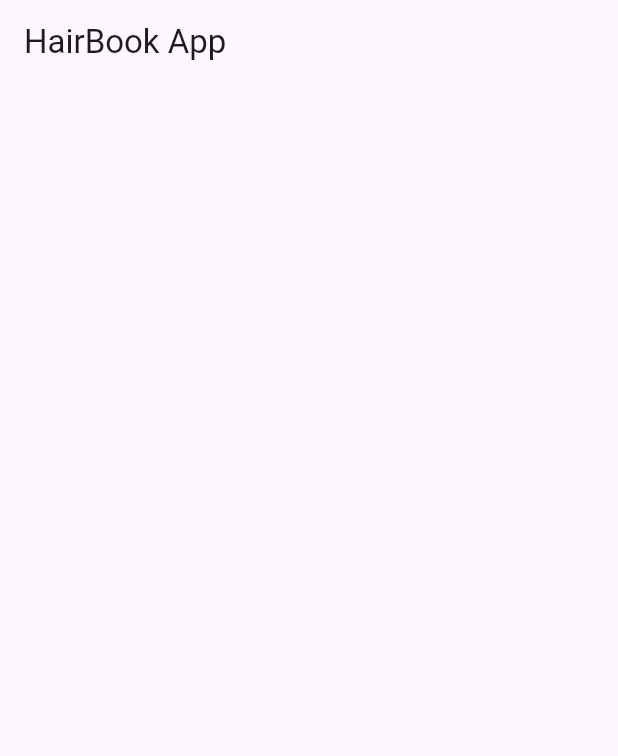
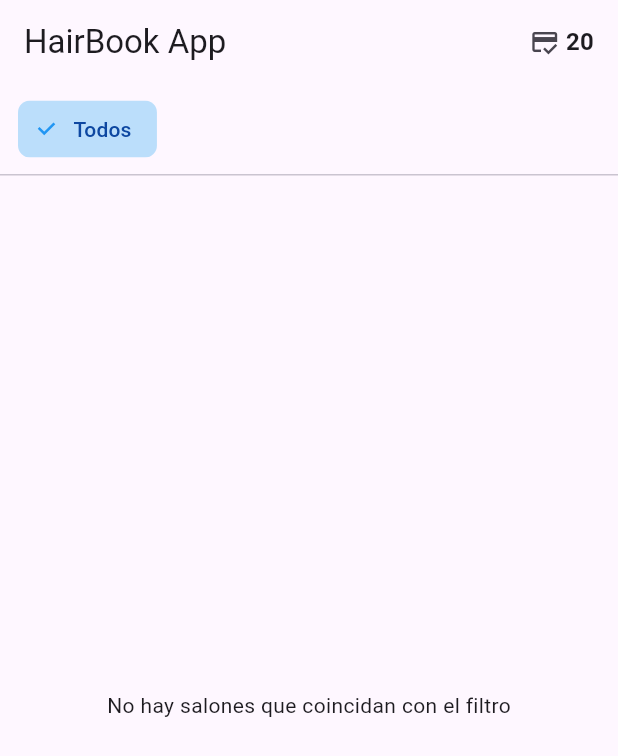
Before and after one commit to DiegoYepes05/hairbook_app_prueba, a Flutter app: the screen it shows after launch, on a phone screen of 412 x 824 dp. Shown: the top 756 px of the screen. Run offline on Flutter 3.47's test engine with Material 3 defaults, Android fonts, the phone set to English and light mode, and no system bars; our stand-ins replace cloud_firestore, firebase_core, flutter_riverpod, go_router, riverpod_annotation; accounts and stored records are empty; generated files the repository leaves out were written again.

Commit message:
filter app

```diff
--- a/lib/features/home/presentation/screens/home_screen.dart
+++ b/lib/features/home/presentation/screens/home_screen.dart
@@ -1,23 +1,110 @@
 import 'package:flutter/material.dart';
 import 'package:flutter_riverpod/flutter_riverpod.dart';
 import 'package:go_router/go_router.dart';
+import 'package:hairbook_app/features/home/presentation/providers/credit_provider.dart';
 import 'package:hairbook_app/features/home/presentation/providers/home_provider.dart';
+import 'package:hairbook_app/features/home/presentation/providers/salon_filter_provider.dart';
 
 class HomeScreen extends ConsumerWidget {
   const HomeScreen({super.key});
 
   @override
   Widget build(BuildContext context, WidgetRef ref) {
-    final salons = ref.watch(salonsProvider);
+    final salonsAsync = ref.watch(salonsProvider);
+    final filter = ref.watch(salonFilterProvider);
+    final filterNotifier = ref.read(salonFilterProvider.notifier);
+
+    final types = salonsAsync.when(
+      data: (salons) {
+        return <String>{'Todos', ...salons.map((s) => s.type).toSet()}.toList()
+          ..sort();
+      },
+      loading: () => ['Todos'],
+      error: (_, __) => ['Todos'],
+    );
+
     return Scaffold(
-      appBar: AppBar(title: const Text('HairBook App')),
-      body: salons.when(
-        data: (data) => ListView.builder(
-          itemCount: data.length,
-          itemBuilder: (BuildContext context, int index) {
-            final salon = data[index];
+      appBar: AppBar(
+        title: const Text('HairBook App'),
+        actions: [
+          Padding(
+            padding: const EdgeInsets.only(right: 16.0),
+            child: Row(
+              children: [
+                const Icon(Icons.credit_score_outlined, size: 20),
+                const SizedBox(width: 4),
+                Consumer(
+                  builder: (context, ref, _) {
+                    final credits = ref.watch(creditProvider);
+                    return Text(
+                      credits.toString(),
+                      style: const TextStyle(
+                        fontSize: 16,
+                        fontWeight: FontWeight.bold,
+                      ),
+                    );
+                  },
+                ),
+              ],
+            ),
+          ),
+        ],
+      ),
+      body: Column(
+        children: [
+          SizedBox(
+            height: 60,
+            child: ListView(
+              scrollDirection: Axis.horizontal,
+              padding: const EdgeInsets.symmetric(horizontal: 8, vertical: 8),
+              children: types.map((type) {
+                final isSelected =
+                    (type == 'Todos' && filter == null) ||
+                    (type != 'Todos' && type == filter);
+                return Padding(
+                  padding: const EdgeInsets.symmetric(horizontal: 4.0),
+                  child: FilterChip(
+                    label: Text(type),
+                    selected: isSelected,
+                    onSelected: (selected) {
+                      if (type == 'Todos') {
+                        filterNotifier.clearFilter();
+                      } else {
+                        filterNotifier.setFilter(selected ? type : null);
+                      }
+                    },
+                    backgroundColor: Colors.grey[200],
+                    selectedColor: Colors.blue[100],
+                    checkmarkColor: Colors.blue,
+                    labelStyle: TextStyle(
+                      color: isSelected ? Colors.blue[900] : Colors.black87,
+                    ),
+                  ),
+                );
+              }).toList(),
+            ),
+          ),
+          const Divider(height: 1),
+          Expanded(
+            child: salonsAsync.when(
+              data: (data) {
+                final filteredData = filter == null
+                    ? data
+                    : data.where((s) => s.type == filter).toList();
+
+                return filteredData.isEmpty
+                    ? const Center(
+                        child: Text(
+                          'No hay salones que coincidan con el filtro',
+                        ),
+                      )
+                    : ListView.builder(
+                        itemCount: filteredData.length,
+                        itemBuilder: (context, index) {
+                          final salon = filteredData[index];
                           return ListTile(
-              onTap: () => context.push('/home_detail/${salon.id}'),
+                            onTap: () =>
+                                context.push('/home_detail/${salon.id}'),
                             leading: ClipRRect(
                               borderRadius: BorderRadius.circular(10),
                               child: Image.network(
@@ -29,18 +116,23 @@ class HomeScreen extends ConsumerWidget {
                             ),
                             title: Text(salon.name),
                             subtitle: Text(salon.type),
-              trailing: Icon(Icons.arrow_forward_ios),
+                            trailing: const Icon(Icons.arrow_forward_ios),
                           );
                         },
-        ),
-        error: (error, stackTrace) => Text(error.toString()),
-        loading: () => Center(
-          child: const CircularProgressIndicator(
+                      );
+              },
+              error: (error, stackTrace) =>
+                  Center(child: Text(error.toString())),
+              loading: () => const Center(
+                child: CircularProgressIndicator(
                   strokeWidth: 2,
                   color: Colors.black,
                 ),
               ),
             ),
+          ),
+        ],
+      ),
     );
   }
 }
```
Also changed, not shown: lib/features/home/presentation/providers/credit_provider.dart (added, +25 -0 lines), lib/features/home/presentation/providers/filtered_salons_provider.dart (added, +22 -0 lines), lib/features/home/presentation/providers/salon_filter_provider.dart (added, +17 -0 lines), lib/features/home/presentation/screens/home_detail_screen.dart (+27 -2 lines), lib/features/home/presentation/providers/credit_provider.g.dart (added), lib/features/home/presentation/providers/filtered_salons_provider.g.dart (added), lib/features/home/presentation/providers/salon_filter_provider.g.dart (added), 1 other file. Lines whose indentation alone changed are shown as unchanged.
